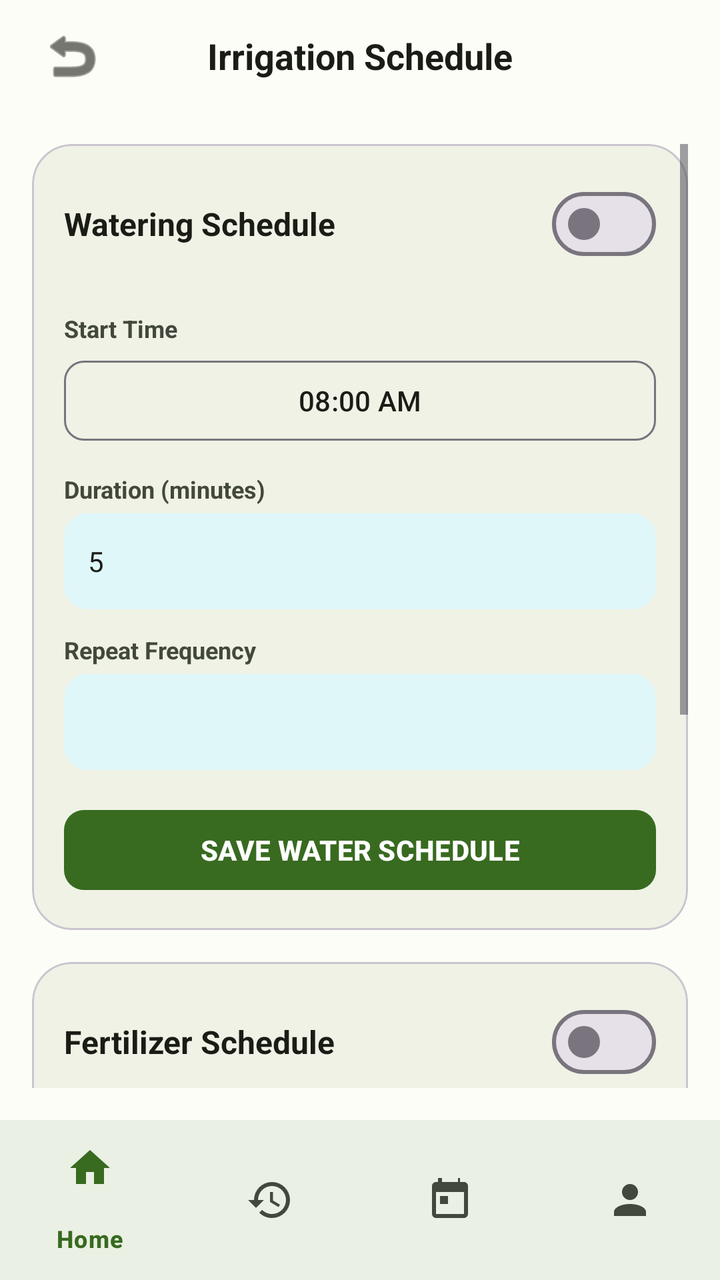
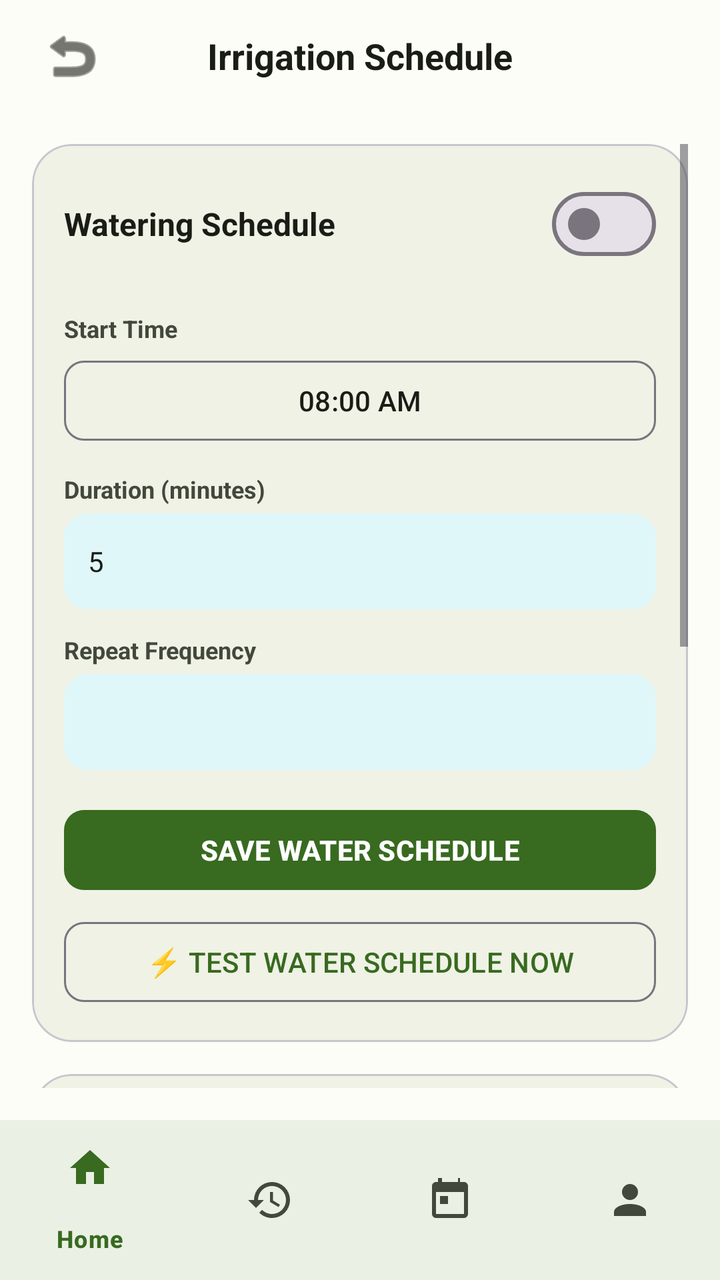

The first picture is an Android layout as it rendered before a commit; the second is the same layout after the commit. The layout source and the unified diff follow.
<!-- AndroidManifest.xml: application theme Theme.AgriFlow -->
<!-- res/layout/activity_schedule.xml -->
<?xml version="1.0" encoding="utf-8"?>
<androidx.constraintlayout.widget.ConstraintLayout xmlns:android="http://schemas.android.com/apk/res/android"
    xmlns:app="http://schemas.android.com/apk/res-auto"
    android:layout_width="match_parent"
    android:layout_height="match_parent"
    android:background="@color/bg_light_cream">

    
    <RelativeLayout
        android:id="@+id/topBar"
        android:layout_width="match_parent"
        android:layout_height="56dp"
        android:paddingHorizontal="16dp"
        app:layout_constraintTop_toTopOf="parent">

        <ImageButton
            android:id="@+id/btnBack"
            android:layout_width="40dp"
            android:layout_height="40dp"
            android:layout_centerVertical="true"
            android:background="?attr/selectableItemBackgroundBorderless"
            android:src="@android:drawable/ic_menu_revert"
            app:tint="@color/on_surface" />

        <TextView
            android:layout_width="wrap_content"
            android:layout_height="wrap_content"
            android:layout_centerInParent="true"
            android:text="Irrigation Schedule"
            android:textColor="@color/on_surface"
            android:textSize="18sp"
            android:textStyle="bold" />
    </RelativeLayout>

    
    <ScrollView
        android:layout_width="match_parent"
        android:layout_height="0dp"
        android:padding="16dp"
        app:layout_constraintBottom_toTopOf="@id/bottom_navigation"
        app:layout_constraintTop_toBottomOf="@id/topBar">

        <LinearLayout
            android:layout_width="match_parent"
            android:layout_height="wrap_content"
            android:orientation="vertical">

            
            <com.google.android.material.card.MaterialCardView
                android:layout_width="match_parent"
                android:layout_height="wrap_content"
                android:layout_marginBottom="16dp"
                app:cardBackgroundColor="@color/surface_container"
                app:cardCornerRadius="20dp"
                app:cardElevation="0dp">

                <LinearLayout
                    android:layout_width="match_parent"
                    android:layout_height="wrap_content"
                    android:orientation="vertical"
                    android:padding="16dp">

                    <RelativeLayout
                        android:layout_width="match_parent"
                        android:layout_height="wrap_content"
                        android:layout_marginBottom="12dp">

                        <TextView
                            android:layout_width="wrap_content"
                            android:layout_height="wrap_content"
                            android:layout_centerVertical="true"
                            android:text="Watering Schedule"
                            android:textColor="@color/on_surface"
                            android:textSize="16sp"
                            android:textStyle="bold" />

                        <com.google.android.material.materialswitch.MaterialSwitch
                            android:id="@+id/switchWaterScheduleEnable"
                            android:layout_width="wrap_content"
                            android:layout_height="wrap_content"
                            android:layout_alignParentEnd="true"
                            android:layout_centerVertical="true" />
                    </RelativeLayout>

                    <TextView
                        android:layout_width="wrap_content"
                        android:layout_height="wrap_content"
                        android:layout_marginTop="8dp"
                        android:text="Start Time"
                        android:textColor="@color/on_surface_variant"
                        android:textSize="12sp"
                        android:textStyle="bold" />

                    <com.google.android.material.button.MaterialButton
                        android:id="@+id/btnWaterStartTime"
                        style="@style/Widget.Material3.Button.OutlinedButton"
                        android:layout_width="match_parent"
                        android:layout_height="wrap_content"
                        android:layout_marginTop="4dp"
                        android:text="08:00 AM"
                        android:textColor="@color/on_surface"
                        app:cornerRadius="10dp" />

                    <TextView
                        android:layout_width="wrap_content"
                        android:layout_height="wrap_content"
                        android:layout_marginTop="12dp"
                        android:text="Duration (minutes)"
                        android:textColor="@color/on_surface_variant"
                        android:textSize="12sp"
                        android:textStyle="bold" />

                    <EditText
                        android:id="@+id/etWaterDuration"
                        android:layout_width="match_parent"
                        android:layout_height="48dp"
                        android:layout_marginTop="4dp"
                        android:background="@drawable/bg_schedule_time"
                        android:inputType="number"
                        android:paddingHorizontal="12dp"
                        android:text="5"
                        android:textColor="@color/on_surface"
                        android:textSize="14sp" />

                    <TextView
                        android:layout_width="wrap_content"
                        android:layout_height="wrap_content"
                        android:layout_marginTop="12dp"
                        android:text="Repeat Frequency"
                        android:textColor="@color/on_surface_variant"
                        android:textSize="12sp"
                        android:textStyle="bold" />

                    <Spinner
                        android:id="@+id/spinnerWaterRepeat"
                        android:layout_width="match_parent"
                        android:layout_height="48dp"
                        android:layout_marginTop="4dp"
                        android:background="@drawable/bg_schedule_time"
                        android:paddingHorizontal="12dp" />

                    <com.google.android.material.button.MaterialButton
                        android:id="@+id/btnSaveWaterSchedule"
                        android:layout_width="match_parent"
                        android:layout_height="wrap_content"
                        android:layout_marginTop="16dp"
                        android:text="SAVE WATER SCHEDULE"
                        android:textStyle="bold"
                        app:backgroundTint="@color/primary_dark_green"
                        app:cornerRadius="10dp" />
                </LinearLayout>
            </com.google.android.material.card.MaterialCardView>

            
            <com.google.android.material.card.MaterialCardView
                android:layout_width="match_parent"
                android:layout_height="wrap_content"
                android:layout_marginBottom="16dp"
                app:cardBackgroundColor="@color/surface_container"
                app:cardCornerRadius="20dp"
                app:cardElevation="0dp">

                <LinearLayout
                    android:layout_width="match_parent"
                    android:layout_height="wrap_content"
                    android:orientation="vertical"
                    android:padding="16dp">

                    <RelativeLayout
                        android:layout_width="match_parent"
                        android:layout_height="wrap_content"
                        android:layout_marginBottom="12dp">

                        <TextView
                            android:layout_width="wrap_content"
                            android:layout_height="wrap_content"
                            android:layout_centerVertical="true"
                            android:text="Fertilizer Schedule"
                            android:textColor="@color/on_surface"
                            android:textSize="16sp"
                            android:textStyle="bold" />

                        <com.google.android.material.materialswitch.MaterialSwitch
                            android:id="@+id/switchFertilizerScheduleEnable"
                            android:layout_width="wrap_content"
                            android:layout_height="wrap_content"
                            android:layout_alignParentEnd="true"
                            android:layout_centerVertical="true" />
                    </RelativeLayout>

                    <TextView
                        android:layout_width="wrap_content"
                        android:layout_height="wrap_content"
                        android:layout_marginTop="8dp"
                        android:text="Start Time"
                        android:textColor="@color/on_surface_variant"
                        android:textSize="12sp"
                        android:textStyle="bold" />

                    <com.google.android.material.button.MaterialButton
                        android:id="@+id/btnFertilizerStartTime"
                        style="@style/Widget.Material3.Button.OutlinedButton"
                        android:layout_width="match_parent"
                        android:layout_height="wrap_content"
                        android:layout_marginTop="4dp"
                        android:text="08:30 AM"
                        android:textColor="@color/on_surface"
                        app:cornerRadius="10dp" />

                    <TextView
                        android:layout_width="wrap_content"
                        android:layout_height="wrap_content"
                        android:layout_marginTop="12dp"
                        android:text="Duration (seconds)"
                        android:textColor="@color/on_surface_variant"
                        android:textSize="12sp"
                        android:textStyle="bold" />

                    <EditText
                        android:id="@+id/etFertilizerDuration"
                        android:layout_width="match_parent"
                        android:layout_height="48dp"
                        android:layout_marginTop="4dp"
                        android:background="@drawable/bg_schedule_time"
                        android:inputType="number"
                        android:paddingHorizontal="12dp"
                        android:text="30"
                        android:textColor="@color/on_surface"
                        android:textSize="14sp" />

                    <TextView
                        android:layout_width="wrap_content"
                        android:layout_height="wrap_content"
                        android:layout_marginTop="12dp"
                        android:text="Repeat Frequency"
                        android:textColor="@color/on_surface_variant"
                        android:textSize="12sp"
                        android:textStyle="bold" />

                    <Spinner
                        android:id="@+id/spinnerFertilizerRepeat"
                        android:layout_width="match_parent"
                        android:layout_height="48dp"
                        android:layout_marginTop="4dp"
                        android:background="@drawable/bg_schedule_time"
                        android:paddingHorizontal="12dp" />

                    <com.google.android.material.button.MaterialButton
                        android:id="@+id/btnSaveFertilizerSchedule"
                        android:layout_width="match_parent"
                        android:layout_height="wrap_content"
                        android:layout_marginTop="16dp"
                        android:text="SAVE FERTILIZER SCHEDULE"
                        android:textStyle="bold"
                        app:backgroundTint="@color/primary_dark_green"
                        app:cornerRadius="10dp" />
                </LinearLayout>
            </com.google.android.material.card.MaterialCardView>

        </LinearLayout>
    </ScrollView>

    
    <com.google.android.material.bottomnavigation.BottomNavigationView
        android:id="@+id/bottom_navigation"
        android:layout_width="match_parent"
        android:layout_height="wrap_content"
        android:background="@color/bg_light_cream"
        app:itemIconTint="@color/nav_item_color_state"
        app:itemTextColor="@color/nav_item_color_state"
        app:layout_constraintBottom_toBottomOf="parent"
        app:menu="@menu/bottom_nav_menu" />

</androidx.constraintlayout.widget.ConstraintLayout>
<!-- resources referenced by this layout -->
<resources>
  <color name="bg_light_cream">#FCFDF6</color>
  <color name="on_surface">#1A1C16</color>
  <color name="on_surface_variant">#43483D</color>
  <color name="primary_dark_green">#386A20</color>
  <color name="surface_container">#EFF2E5</color>
  <!-- drawable bg_schedule_time (drawable) -->
  <?xml version="1.0" encoding="utf-8"?>
  <shape xmlns:android="http://schemas.android.com/apk/res/android">
      <solid android:color="#E0F7FA" />
      <corners android:radius="12dp" />
  </shape>
  <style name="Theme.AgriFlow" parent="Base.Theme.AgriFlow" />
  <style name="Base.Theme.AgriFlow" parent="Theme.Material3.DayNight.NoActionBar">
          
          <item name="colorPrimary">@color/primary_dark_green</item>
          <item name="android:windowBackground">@color/bg_light_cream</item>
          <item name="colorSurface">@color/bg_light_cream</item>
          <item name="colorOnSurface">@color/on_surface</item>
          <item name="colorSecondary">@color/on_surface_variant</item>
      </style>
</resources>

<!-- the commit's change to res/layout/activity_schedule.xml (unified diff, before → after) -->
@@ -148,6 +148,16 @@
                         android:textStyle="bold"
                         app:backgroundTint="@color/primary_dark_green"
                         app:cornerRadius="10dp" />
+
+                    <com.google.android.material.button.MaterialButton
+                        android:id="@+id/btnTestWaterSchedule"
+                        style="@style/Widget.Material3.Button.OutlinedButton"
+                        android:layout_width="match_parent"
+                        android:layout_height="wrap_content"
+                        android:layout_marginTop="8dp"
+                        android:text="⚡ TEST WATER SCHEDULE NOW"
+                        android:textColor="@color/primary_dark_green"
+                        app:cornerRadius="10dp" />
                 </LinearLayout>
             </com.google.android.material.card.MaterialCardView>
 
@@ -253,6 +263,16 @@
                         android:text="SAVE FERTILIZER SCHEDULE"
                         android:textStyle="bold"
                         app:backgroundTint="@color/primary_dark_green"
+                        app:cornerRadius="10dp" />
+
+                    <com.google.android.material.button.MaterialButton
+                        android:id="@+id/btnTestFertilizerSchedule"
+                        style="@style/Widget.Material3.Button.OutlinedButton"
+                        android:layout_width="match_parent"
+                        android:layout_height="wrap_content"
+                        android:layout_marginTop="8dp"
+                        android:text="⚡ TEST FERTILIZER SCHEDULE NOW"
+                        android:textColor="@color/primary_dark_green"
                         app:cornerRadius="10dp" />
                 </LinearLayout>
             </com.google.android.material.card.MaterialCardView>
